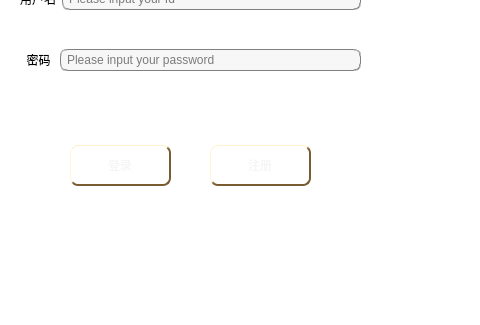
Qt form CampusCardManager/mainwindow.ui (DandexZ/software_project) before a commit; both pictures show x 0 to 480 and y 215 to 540 of the 780 by 540 pixel window.
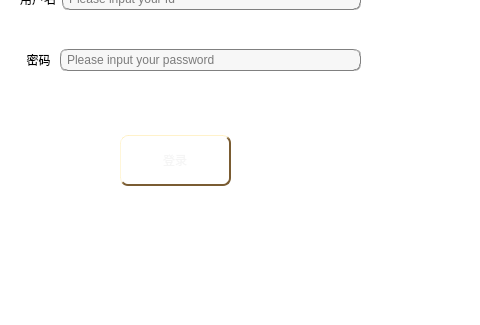
The same form after that commit.

```diff
--- a/CampusCardManager/mainwindow.ui
+++ b/CampusCardManager/mainwindow.ui
@@ -20,10 +20,10 @@
    <widget class="QPushButton" name="pushButton">
     <property name="geometry">
      <rect>
-      <x>70</x>
-      <y>360</y>
-      <width>101</width>
-      <height>41</height>
+      <x>120</x>
+      <y>350</y>
+      <width>111</width>
+      <height>51</height>
      </rect>
     </property>
     <property name="styleSheet">
@@ -201,74 +201,6 @@
      <string>登录界面</string>
     </property>
    </widget>
-   <widget class="QPushButton" name="pushButton_2">
-    <property name="geometry">
-     <rect>
-      <x>210</x>
-      <y>360</y>
-      <width>101</width>
-      <height>41</height>
-     </rect>
-    </property>
-    <property name="styleSheet">
-     <string notr="true">QPushButton {
-    /* 木质纹理底色，与课桌颜色协调 */
-    background-color: qlineargradient(spread:pad, x1:0, y1:0, x2:0, y2:1,
-        stop:0 #d4a762,  /* 浅木色 */
-        stop:0.5 #b78a4a,  /* 中等木色 */
-        stop:1 #9c6e32);  /* 深木色 */
-    
-    /* 添加微妙的阳光照射效果 */
-    border-top: 1px solid rgba(255, 236, 179, 0.7);
-    border-left: 1px solid rgba(255, 236, 179, 0.5);
-    
-    /* 文字样式 - 类似黑板粉笔字 */
-    color: #f5f5f5;
-    font: bold 14pt &quot;Segoe UI&quot;, sans-serif;
-    text-shadow: 1px 1px 2px rgba(0,0,0,0.3);
-    
-    /* 边框和圆角 - 类似教室告示牌 */
-    border-radius: 8px;
-    border-bottom: 2px solid #7a5c32;
-    border-right: 2px solid #7a5c32;
-    padding: 6px 12px;
-    
-    /* 投影效果 - 类似阳光下的阴影 */
-    box-shadow: 2px 2px 4px rgba(0,0,0,0.2);
-}
-
-/* 悬停效果 - 类似阳光增强 */
-QPushButton:hover {
-    background-color: qlineargradient(spread:pad, x1:0, y1:0, x2:0, y2:1,
-        stop:0 #e0b97e,
-        stop:0.5 #c99d62,
-        stop:1 #af8146);
-    border-top-color: rgba(255, 246, 195, 0.9);
-}
-
-/* 按下效果 - 类似黑板按压感 */
-QPushButton:pressed {
-    background-color: qlineargradient(spread:pad, x1:0, y1:0, x2:0, y2:1,
-        stop:0 #9c6e32,
-        stop:0.5 #8a612b,
-        stop:1 #785424);
-    border-bottom-color: #5d4525;
-    border-right-color: #5d4525;
-    padding-top: 7px;
-    padding-left: 13px;
-}
-
-/* 禁用状态 - 类似褪色的告示 */
-QPushButton:disabled {
-    background-color: #e5d8c0;
-    color: #aaaaaa;
-    border: 1px solid #cccccc;
-}</string>
-    </property>
-    <property name="text">
-     <string>注册</string>
-    </property>
-   </widget>
   </widget>
   <widget class="QStatusBar" name="statusbar"/>
  </widget>
```
